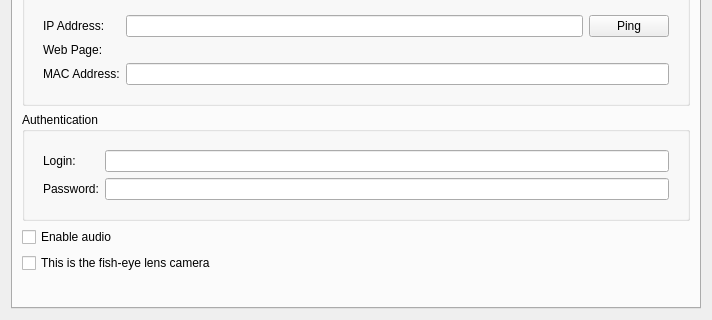
First picture: the form in client/src/ui/widgets/properties/single_camera_settings_widget.ui, repository networkoptix/nx_open, before the edit; both pictures show x 0 to 712 and y 271 to 591 of the 712 by 591 pixel window.
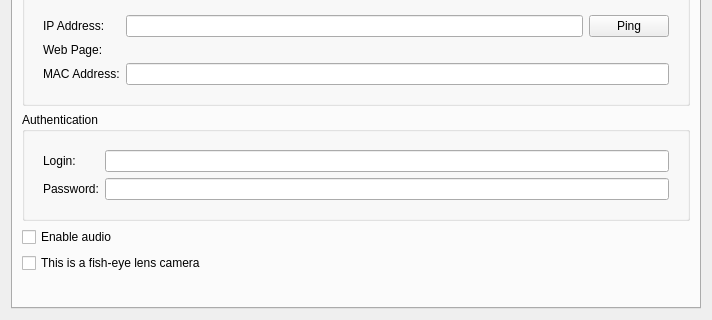
Second picture: the form after the edit. The open tabs and pages were chosen to show the change. Custom widgets are drawn as their Qt base class.

Diff of the .ui file:
```diff
--- a/client/src/ui/widgets/properties/single_camera_settings_widget.ui
+++ b/client/src/ui/widgets/properties/single_camera_settings_widget.ui
@@ -277,7 +277,7 @@
        <item>
         <widget class="QCheckBox" name="checkBoxDewarping">
          <property name="text">
-          <string>This is the fish-eye lens camera</string>
+          <string>This is a fish-eye lens camera</string>
          </property>
         </widget>
        </item>
```
Left out of the diff: 2 changed lines with no effect on the pictures.
